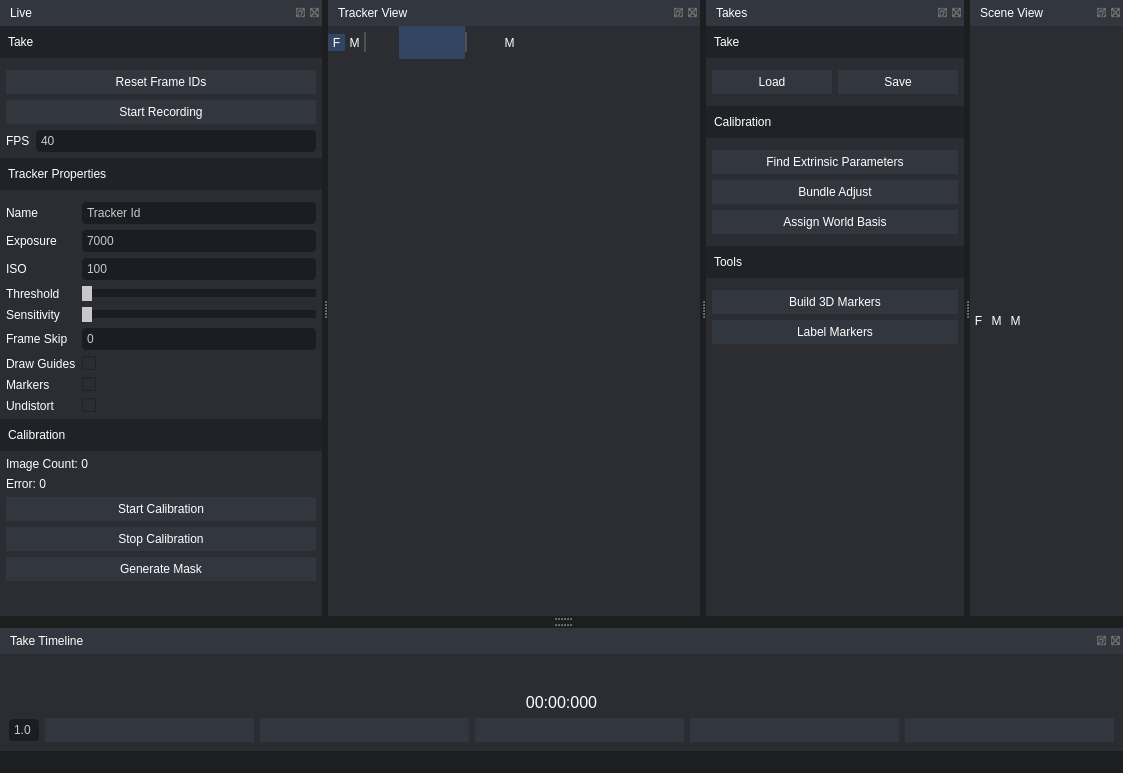
The window that VectorSynth/mainwindow.ui (Rob2048/VectorONE) describes before a commit, drawn with Qt 5.
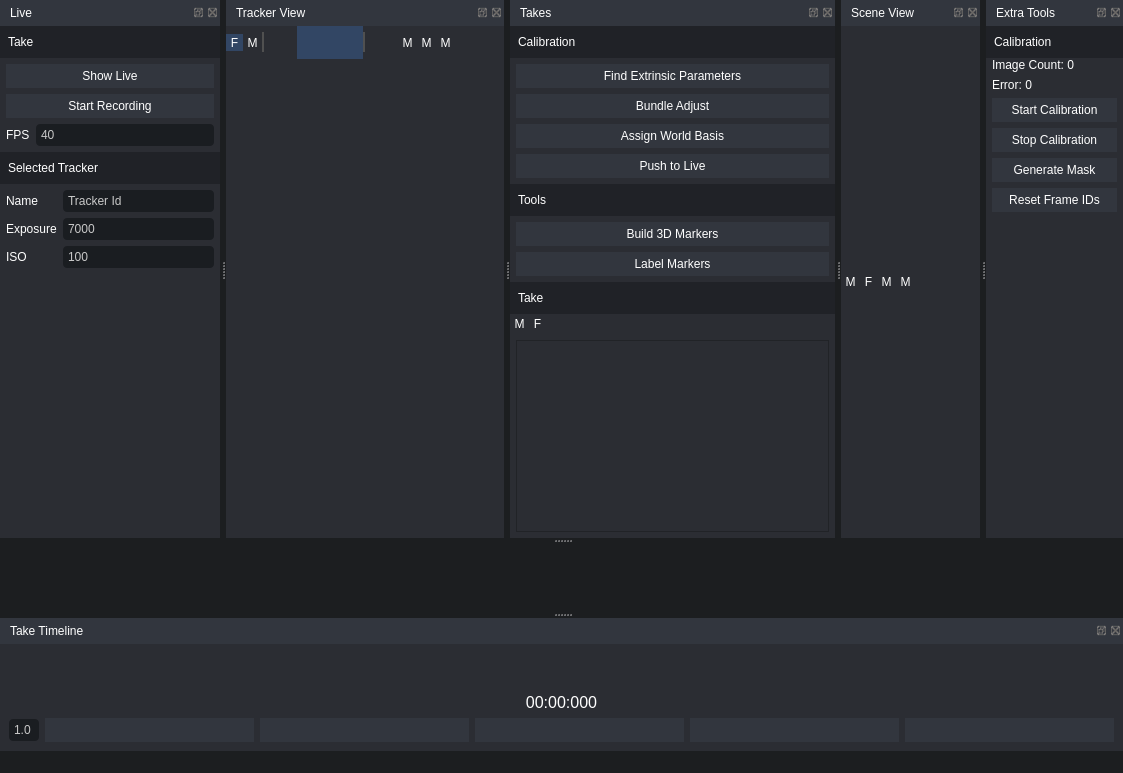
The same window after the commit. Icons and pictures are not drawn.

```diff
--- a/VectorSynth/mainwindow.ui
+++ b/VectorSynth/mainwindow.ui
@@ -239,7 +239,7 @@
     </property>
     <layout class="QVBoxLayout" name="verticalLayout">
      <property name="spacing">
-      <number>6</number>
+      <number>0</number>
      </property>
      <property name="leftMargin">
       <number>0</number>
@@ -278,6 +278,9 @@
      </item>
      <item>
       <layout class="QVBoxLayout" name="verticalLayout_11">
+       <property name="spacing">
+        <number>6</number>
+       </property>
        <property name="leftMargin">
         <number>6</number>
        </property>
@@ -287,10 +290,13 @@
        <property name="rightMargin">
         <number>6</number>
        </property>
+       <property name="bottomMargin">
+        <number>6</number>
+       </property>
        <item>
-        <widget class="QPushButton" name="btnResetFrameIds">
+        <widget class="QPushButton" name="btnShowLive">
          <property name="text">
-          <string>Reset Frame IDs</string>
+          <string>Show Live</string>
          </property>
         </widget>
        </item>
@@ -343,7 +349,7 @@
 padding: 5px;</string>
        </property>
        <property name="text">
-        <string>Tracker Properties</string>
+        <string>Selected Tracker</string>
        </property>
       </widget>
      </item>
@@ -358,6 +364,9 @@
        <property name="rightMargin">
         <number>6</number>
        </property>
+       <property name="bottomMargin">
+        <number>6</number>
+       </property>
        <item row="1" column="0">
         <widget class="QLabel" name="label_12">
          <property name="text">
@@ -400,181 +409,20 @@
          </property>
         </widget>
        </item>
-       <item row="5" column="0">
-        <widget class="QLabel" name="label_3">
-         <property name="text">
-          <string>Threshold</string>
-         </property>
-        </widget>
-       </item>
-       <item row="5" column="1">
-        <widget class="QSlider" name="horizontalSlider_2">
-         <property name="orientation">
-          <enum>Qt::Horizontal</enum>
-         </property>
-        </widget>
-       </item>
-       <item row="6" column="0">
-        <widget class="QLabel" name="label_4">
-         <property name="text">
-          <string>Sensitivity</string>
-         </property>
-        </widget>
-       </item>
-       <item row="6" column="1">
-        <widget class="QSlider" name="horizontalSlider_3">
-         <property name="orientation">
-          <enum>Qt::Horizontal</enum>
-         </property>
-        </widget>
-       </item>
-       <item row="7" column="0">
-        <widget class="QLabel" name="label_10">
-         <property name="text">
-          <string>Frame Skip</string>
-         </property>
-        </widget>
-       </item>
-       <item row="7" column="1">
-        <widget class="QLineEdit" name="txtFrameSkip">
-         <property name="text">
-          <string>0</string>
-         </property>
-        </widget>
-       </item>
-       <item row="8" column="0">
-        <widget class="QLabel" name="label_8">
-         <property name="text">
-          <string>Draw Guides</string>
-         </property>
-        </widget>
-       </item>
-       <item row="8" column="1">
-        <widget class="QCheckBox" name="chkDrawGuides">
-         <property name="text">
-          <string/>
-         </property>
-        </widget>
-       </item>
-       <item row="9" column="0">
-        <widget class="QLabel" name="label_9">
-         <property name="text">
-          <string>Markers</string>
-         </property>
-        </widget>
-       </item>
-       <item row="9" column="1">
-        <widget class="QCheckBox" name="chkMarkers">
-         <property name="text">
-          <string/>
-         </property>
-        </widget>
-       </item>
-       <item row="10" column="0">
-        <widget class="QLabel" name="label_11">
-         <property name="text">
-          <string>Undistort</string>
-         </property>
-        </widget>
-       </item>
-       <item row="10" column="1">
-        <widget class="QCheckBox" name="chkFindCalib">
-         <property name="text">
-          <string/>
-         </property>
-        </widget>
-       </item>
       </layout>
      </item>
      <item>
-      <widget class="QLabel" name="label_5">
-       <property name="minimumSize">
-        <size>
-         <width>0</width>
-         <height>32</height>
-        </size>
+      <spacer name="verticalSpacer_4">
+       <property name="orientation">
+        <enum>Qt::Vertical</enum>
        </property>
-       <property name="maximumSize">
+       <property name="sizeHint" stdset="0">
         <size>
-         <width>16777215</width>
-         <height>32</height>
+         <width>20</width>
+         <height>40</height>
         </size>
        </property>
-       <property name="styleSheet">
-        <string notr="true">background-color: rgb(32, 34, 39);
-padding: 5px;</string>
-       </property>
-       <property name="text">
-        <string>Calibration</string>
-       </property>
-      </widget>
-     </item>
-     <item>
-      <layout class="QVBoxLayout" name="verticalLayout_4">
-       <property name="leftMargin">
-        <number>6</number>
-       </property>
-       <property name="rightMargin">
-        <number>6</number>
-       </property>
-       <property name="bottomMargin">
-        <number>6</number>
-       </property>
-       <item>
-        <widget class="QLabel" name="lblCalibImageCount">
-         <property name="text">
-          <string>Image Count: 0</string>
-         </property>
-        </widget>
-       </item>
-       <item>
-        <widget class="QLabel" name="lblCalibError">
-         <property name="text">
-          <string>Error: 0</string>
-         </property>
-        </widget>
-       </item>
-       <item>
-        <widget class="QPushButton" name="btnStartCalibration">
-         <property name="styleSheet">
-          <string notr="true"/>
-         </property>
-         <property name="text">
-          <string>Start Calibration</string>
-         </property>
-        </widget>
-       </item>
-       <item>
-        <widget class="QPushButton" name="btnStopCalibration">
-         <property name="styleSheet">
-          <string notr="true"/>
-         </property>
-         <property name="text">
-          <string>Stop Calibration</string>
-         </property>
-        </widget>
-       </item>
-       <item>
-        <widget class="QPushButton" name="btnGenerateMask">
-         <property name="text">
-          <string>Generate Mask</string>
-         </property>
-        </widget>
-       </item>
-       <item>
-        <spacer name="verticalSpacer_3">
-         <property name="orientation">
-          <enum>Qt::Vertical</enum>
-         </property>
-         <property name="sizeHint" stdset="0">
-          <size>
-           <width>20</width>
-           <height>40</height>
-          </size>
-         </property>
-        </spacer>
-       </item>
-      </layout>
+      </spacer>
      </item>
     </layout>
    </widget>
@@ -1010,6 +858,46 @@
             </property>
            </widget>
           </item>
+          <item>
+           <widget class="QToolButton" name="btnSetHorizontal">
+            <property name="text">
+             <string>M</string>
+            </property>
+            <property name="icon">
+             <iconset>
+              <normaloff>icons8-width.png</normaloff>icons8-width.png</iconset>
+            </property>
+            <property name="iconSize">
+             <size>
+              <width>30</width>
+              <height>30</height>
+             </size>
+            </property>
+            <property name="checkable">
+             <bool>false</bool>
+            </property>
+           </widget>
+          </item>
+          <item>
+           <widget class="QToolButton" name="btnSetVertical">
+            <property name="text">
+             <string>M</string>
+            </property>
+            <property name="icon">
+             <iconset>
+              <normaloff>icons8-height.png</normaloff>icons8-height.png</iconset>
+            </property>
+            <property name="iconSize">
+             <size>
+              <width>30</width>
+              <height>30</height>
+             </size>
+            </property>
+            <property name="checkable">
+             <bool>false</bool>
+            </property>
+           </widget>
+          </item>
           <item>
            <spacer name="horizontalSpacer">
             <property name="orientation">
@@ -1017,7 +905,7 @@
             </property>
             <property name="sizeHint" stdset="0">
              <size>
-              <width>40</width>
+              <width>0</width>
               <height>20</height>
              </size>
             </property>
@@ -1070,6 +958,9 @@
    </attribute>
    <widget class="QWidget" name="dockWidgetContents">
     <layout class="QVBoxLayout" name="verticalLayout_5">
+     <property name="spacing">
+      <number>0</number>
+     </property>
      <property name="leftMargin">
       <number>0</number>
      </property>
@@ -1082,59 +973,6 @@
      <property name="bottomMargin">
       <number>0</number>
      </property>
-     <item>
-      <widget class="QLabel" name="label_18">
-       <property name="minimumSize">
-        <size>
-         <width>0</width>
-         <height>32</height>
-        </size>
-       </property>
-       <property name="maximumSize">
-        <size>
-         <width>16777215</width>
-         <height>32</height>
-        </size>
-       </property>
-       <property name="styleSheet">
-        <string notr="true">background-color: rgb(32, 34, 39);
-padding: 5px;</string>
-       </property>
-       <property name="text">
-        <string>Take</string>
-       </property>
-      </widget>
-     </item>
-     <item>
-      <layout class="QHBoxLayout" name="horizontalLayout_3">
-       <property name="leftMargin">
-        <number>6</number>
-       </property>
-       <property name="topMargin">
-        <number>6</number>
-       </property>
-       <property name="rightMargin">
-        <number>6</number>
-       </property>
-       <property name="bottomMargin">
-        <number>6</number>
-       </property>
-       <item>
-        <widget class="QPushButton" name="btnLoadTake">
-         <property name="text">
-          <string>Load</string>
-         </property>
-        </widget>
-       </item>
-       <item>
-        <widget class="QPushButton" name="btnSaveTake">
-         <property name="text">
-          <string>Save</string>
-         </property>
-        </widget>
-       </item>
-      </layout>
-     </item>
      <item>
       <widget class="QLabel" name="label_14">
        <property name="minimumSize">
@@ -1193,6 +1031,13 @@
          </property>
         </widget>
        </item>
+       <item>
+        <widget class="QPushButton" name="btnPushToLive">
+         <property name="text">
+          <string>Push to Live</string>
+         </property>
+        </widget>
+       </item>
       </layout>
      </item>
      <item>
@@ -1249,17 +1094,112 @@
       </layout>
      </item>
      <item>
-      <spacer name="verticalSpacer">
-       <property name="orientation">
-        <enum>Qt::Vertical</enum>
+      <widget class="QLabel" name="label_18">
+       <property name="minimumSize">
+        <size>
+         <width>0</width>
+         <height>32</height>
+        </size>
        </property>
-       <property name="sizeHint" stdset="0">
+       <property name="maximumSize">
         <size>
-         <width>20</width>
-         <height>40</height>
+         <width>16777215</width>
+         <height>32</height>
         </size>
        </property>
-      </spacer>
+       <property name="styleSheet">
+        <string notr="true">background-color: rgb(32, 34, 39);
+padding: 5px;</string>
+       </property>
+       <property name="text">
+        <string>Take</string>
+       </property>
+      </widget>
+     </item>
+     <item>
+      <layout class="QHBoxLayout" name="toolbar_3">
+       <property name="spacing">
+        <number>0</number>
+       </property>
+       <item>
+        <widget class="QToolButton" name="btnLoadTake">
+         <property name="text">
+          <string>M</string>
+         </property>
+         <property name="icon">
+          <iconset>
+           <normaloff>icons8-open.png</normaloff>icons8-open.png</iconset>
+         </property>
+         <property name="iconSize">
+          <size>
+           <width>30</width>
+           <height>30</height>
+          </size>
+         </property>
+         <property name="checkable">
+          <bool>false</bool>
+         </property>
+        </widget>
+       </item>
+       <item>
+        <widget class="QToolButton" name="btnSaveTake">
+         <property name="text">
+          <string>F</string>
+         </property>
+         <property name="icon">
+          <iconset>
+           <normaloff>icons8-save.png</normaloff>icons8-save.png</iconset>
+         </property>
+         <property name="iconSize">
+          <size>
+           <width>30</width>
+           <height>30</height>
+          </size>
+         </property>
+         <property name="checkable">
+          <bool>false</bool>
+         </property>
+         <property name="checked">
+          <bool>false</bool>
+         </property>
+        </widget>
+       </item>
+       <item>
+        <spacer name="horizontalSpacer_3">
+         <property name="orientation">
+          <enum>Qt::Horizontal</enum>
+         </property>
+         <property name="sizeHint" stdset="0">
+          <size>
+           <width>40</width>
+           <height>20</height>
+          </size>
+         </property>
+        </spacer>
+       </item>
+      </layout>
+     </item>
+     <item>
+      <layout class="QVBoxLayout" name="verticalLayout_9">
+       <property name="spacing">
+        <number>6</number>
+       </property>
+       <property name="leftMargin">
+        <number>6</number>
+       </property>
+       <property name="topMargin">
+        <number>6</number>
+       </property>
+       <property name="rightMargin">
+        <number>6</number>
+       </property>
+       <property name="bottomMargin">
+        <number>6</number>
+       </property>
+       <item>
+        <widget class="QListView" name="lstTakes"/>
+       </item>
+      </layout>
      </item>
     </layout>
    </widget>
@@ -1293,6 +1233,26 @@
        <property name="spacing">
         <number>0</number>
        </property>
+       <item>
+        <widget class="QToolButton" name="btnShowLiveToolbar">
+         <property name="text">
+          <string>M</string>
+         </property>
+         <property name="icon">
+          <iconset>
+           <normaloff>icons8-wall-mount-camera.png</normaloff>icons8-wall-mount-camera.png</iconset>
+         </property>
+         <property name="iconSize">
+          <size>
+           <width>30</width>
+           <height>30</height>
+          </size>
+         </property>
+         <property name="checkable">
+          <bool>false</bool>
+         </property>
+        </widget>
+       </item>
        <item>
         <widget class="QToolButton" name="btnToggleMarkerSources">
          <property name="text">
@@ -1374,6 +1334,130 @@
     </layout>
    </widget>
   </widget>
+  <widget class="QDockWidget" name="dockExtra">
+   <property name="windowTitle">
+    <string>Extra Tools</string>
+   </property>
+   <attribute name="dockWidgetArea">
+    <number>4</number>
+   </attribute>
+   <widget class="QWidget" name="dockWidgetContents_6">
+    <layout class="QVBoxLayout" name="verticalLayout_8">
+     <property name="spacing">
+      <number>0</number>
+     </property>
+     <property name="leftMargin">
+      <number>0</number>
+     </property>
+     <property name="topMargin">
+      <number>0</number>
+     </property>
+     <property name="rightMargin">
+      <number>0</number>
+     </property>
+     <property name="bottomMargin">
+      <number>0</number>
+     </property>
+     <item>
+      <widget class="QLabel" name="label_5">
+       <property name="minimumSize">
+        <size>
+         <width>0</width>
+         <height>32</height>
+        </size>
+       </property>
+       <property name="maximumSize">
+        <size>
+         <width>16777215</width>
+         <height>32</height>
+        </size>
+       </property>
+       <property name="styleSheet">
+        <string notr="true">background-color: rgb(32, 34, 39);
+padding: 5px;</string>
+       </property>
+       <property name="text">
+        <string>Calibration</string>
+       </property>
+      </widget>
+     </item>
+     <item>
+      <layout class="QVBoxLayout" name="verticalLayout_4">
+       <property name="leftMargin">
+        <number>6</number>
+       </property>
+       <property name="rightMargin">
+        <number>6</number>
+       </property>
+       <property name="bottomMargin">
+        <number>6</number>
+       </property>
+       <item>
+        <widget class="QLabel" name="lblCalibImageCount">
+         <property name="text">
+          <string>Image Count: 0</string>
+         </property>
+        </widget>
+       </item>
+       <item>
+        <widget class="QLabel" name="lblCalibError">
+         <property name="text">
+          <string>Error: 0</string>
+         </property>
+        </widget>
+       </item>
+       <item>
+        <widget class="QPushButton" name="btnStartCalibration">
+         <property name="styleSheet">
+          <string notr="true"/>
+         </property>
+         <property name="text">
+          <string>Start Calibration</string>
+         </property>
+        </widget>
+       </item>
+       <item>
+        <widget class="QPushButton" name="btnStopCalibration">
+         <property name="styleSheet">
+          <string notr="true"/>
+         </property>
+         <property name="text">
+          <string>Stop Calibration</string>
+         </property>
+        </widget>
+       </item>
+       <item>
+        <widget class="QPushButton" name="btnGenerateMask">
+         <property name="text">
+          <string>Generate Mask</string>
+         </property>
+        </widget>
+       </item>
+       <item>
+        <widget class="QPushButton" name="btnResetFrameIds">
+         <property name="text">
+          <string>Reset Frame IDs</string>
+         </property>
+        </widget>
+       </item>
+      </layout>
+     </item>
+     <item>
+      <spacer name="verticalSpacer_3">
+       <property name="orientation">
+        <enum>Qt::Vertical</enum>
+       </property>
+       <property name="sizeHint" stdset="0">
+        <size>
+         <width>20</width>
+         <height>40</height>
+        </size>
+       </property>
+      </spacer>
+     </item>
+    </layout>
+   </widget>
+  </widget>
   <action name="actionNew">
    <property name="text">
     <string>New</string>
```
